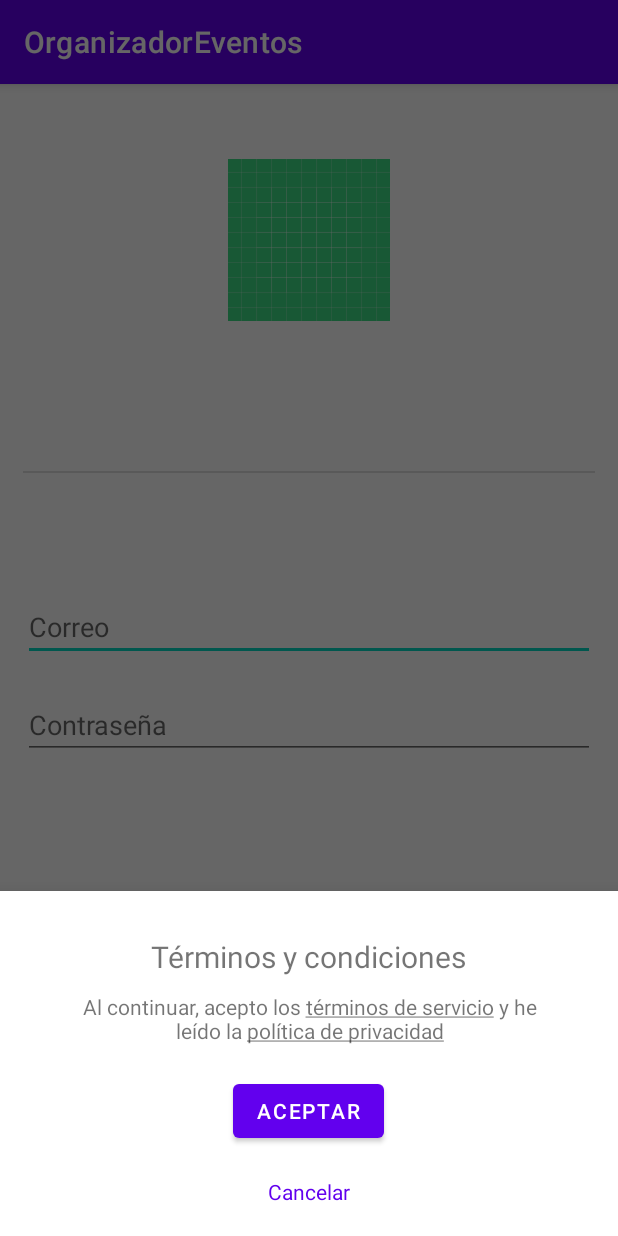
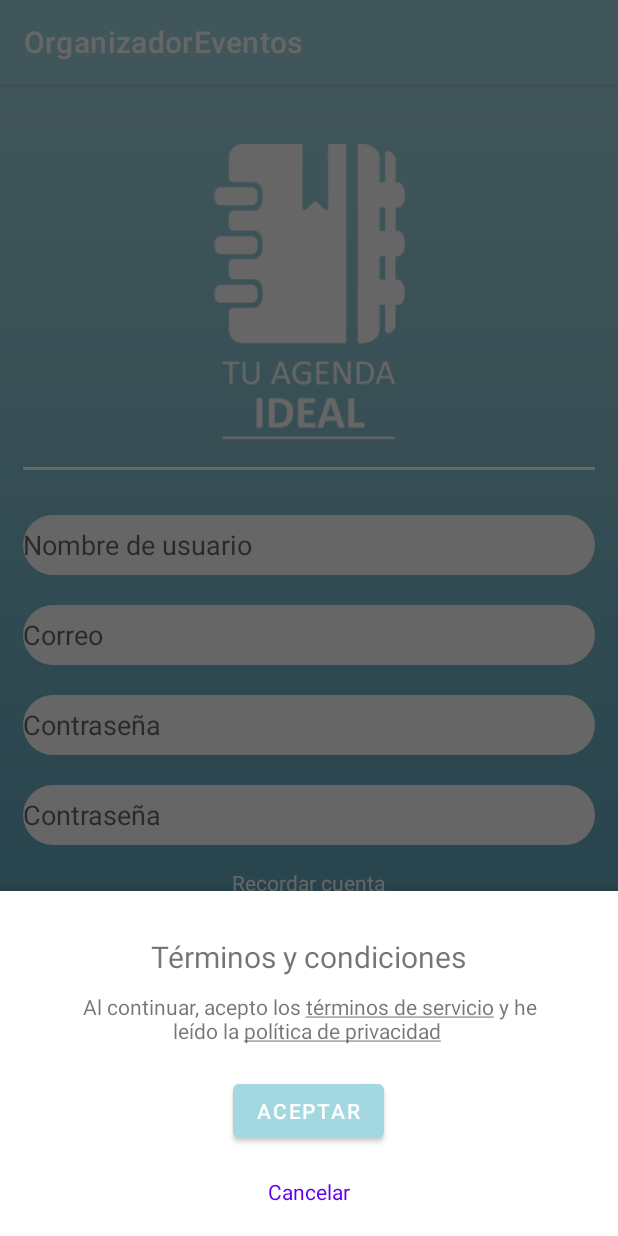
Before and after one commit to AbrahamGM1/OrganizadorEventos, an Android app: the RegistroActivity screen opened directly, with no data from a screen before it, after a tap on "REGISTRARSE", on a phone screen of 412 x 824 dp. Run offline under Robolectric (Android 15) with nearby library versions, the phone set to English and light mode, and no system bars.

Commit message:
Implementation of the first 5 screens

```diff
--- a/app/src/main/java/gomez/abraham/organizadoreventos/RegistroActivity.kt
+++ b/app/src/main/java/gomez/abraham/organizadoreventos/RegistroActivity.kt
@@ -19,7 +19,7 @@ class RegistroActivity : AppCompatActivity() {
         val email: EditText = findViewById(R.id.email)
         val password: EditText = findViewById(R.id.password)
         val btnRegister: Button = findViewById(R.id.sign_up_button)
-        val alreadyHaveAccount: TextView = findViewById(R.id.already_have_account)
+        val alreadyHaveAccount: Button = findViewById(R.id.sign_in_button)
 
         //Set event listeners
         btnRegister.setOnClickListener {
--- /dev/null
+++ b/app/src/main/res/drawable/background_gradient.xml
@@ -0,0 +1,9 @@
+<?xml version="1.0" encoding="utf-8"?>
+<shape xmlns:android="http://schemas.android.com/apk/res/android"
+       android:shape="rectangle">
+    <gradient
+        android:startColor="@color/color_primary_dark"
+        android:endColor="@color/color_primary_light"
+        android:angle="90"
+    />
+</shape>
--- /dev/null
+++ b/app/src/main/res/drawable/rounded_border.xml
@@ -0,0 +1,6 @@
+<?xml version="1.0" encoding="utf-8"?>
+<shape xmlns:android="http://schemas.android.com/apk/res/android"
+       android:shape="rectangle">
+    <solid android:color="@color/white"/>
+    <corners android:radius="50dp"/>
+</shape>
--- a/app/src/main/res/layout/activity_main.xml
+++ b/app/src/main/res/layout/activity_main.xml
@@ -7,6 +7,7 @@
     android:layout_width="match_parent"
     android:layout_height="match_parent"
     android:orientation="vertical"
+    android:background="@drawable/background_gradient"
     tools:context=".MainActivity"
 >
 
@@ -15,7 +16,7 @@
         android:layout_height="wrap_content"
         android:layout_gravity="center"
         android:layout_weight="1"
-        android:src="@drawable/ic_launcher_background"
+        android:src="@drawable/logo"
     />
 
 </LinearLayout>
--- a/app/src/main/res/layout/activity_registro.xml
+++ b/app/src/main/res/layout/activity_registro.xml
@@ -6,56 +6,81 @@
     android:layout_width="match_parent"
     android:layout_height="match_parent"
     android:orientation="vertical"
+    android:background="@drawable/background_gradient"
     tools:context=".RegistroActivity"
 >
 
     <!-- Register form with a button and a link to the login activity -->
     <ImageView
-        android:layout_width="wrap_content"
-        android:layout_height="wrap_content"
+        android:layout_width="200dp"
+        android:layout_height="200dp"
         android:layout_gravity="center"
-        android:layout_marginTop="50dp"
-        android:src="@drawable/ic_launcher_background"
+        android:layout_marginTop="40dp"
+        android:src="@drawable/logo"
     />
     <View
         android:id="@+id/divider"
         android:layout_width="match_parent"
-        android:layout_height="1dp"
+        android:layout_height="2dp"
         android:layout_marginHorizontal="15dp"
-        android:layout_marginTop="100dp"
-        android:background="?android:attr/listDivider"
+        android:layout_marginTop="15dp"
+        android:background="@color/white"
+    />
+        <EditText
+            android:id="@+id/username"
+            android:layout_width="match_parent"
+            android:layout_height="40dp"
+            android:layout_marginHorizontal="15dp"
+            android:layout_marginTop="30dp"
+            android:background="@drawable/rounded_border"
+            android:hint="@string/username"
+            android:inputType="textEmailAddress"
         />
         <EditText
             android:id="@+id/email"
             android:layout_width="match_parent"
-            android:layout_height="wrap_content"
+            android:layout_height="40dp"
             android:layout_marginHorizontal="15dp"
-            android:layout_marginTop="80dp"
+            android:layout_marginTop="20dp"
+            android:background="@drawable/rounded_border"
             android:hint="@string/email"
             android:inputType="textEmailAddress"
         />
         <EditText
             android:id="@+id/password"
             android:layout_width="match_parent"
-            android:layout_height="wrap_content"
+            android:layout_height="40dp"
             android:layout_marginHorizontal="15dp"
             android:layout_marginTop="20dp"
+            android:background="@drawable/rounded_border"
             android:hint="@string/password"
             android:inputType="textPassword"
         />
-    <View
+        <EditText
+            android:id="@+id/confirm_password"
             android:layout_width="match_parent"
-        android:layout_height="1dp"
+            android:layout_height="40dp"
             android:layout_marginHorizontal="15dp"
-        android:layout_marginTop="90dp"
-        android:background="?android:attr/listDivider"
+            android:layout_marginTop="20dp"
+            android:background="@drawable/rounded_border"
+            android:hint="@string/password"
+            android:inputType="textPassword"
+        />
+        <TextView
+                android:id="@+id/remember_me"
+                android:layout_width="wrap_content"
+                android:layout_height="wrap_content"
+                android:layout_gravity="center"
+                android:layout_marginTop="15dp"
+                android:text="@string/remember_me"
+                android:textColor="@color/white"
         />
     <View
             android:layout_width="match_parent"
-        android:layout_height="1dp"
-        android:layout_marginHorizontal="55dp"
+            android:layout_height="2dp"
+            android:layout_marginHorizontal="15dp"
             android:layout_marginTop="10dp"
-        android:background="?android:attr/listDivider"
+            android:background="@color/white"
     />
     <Button
         android:id="@+id/sign_up_button"
@@ -65,16 +90,17 @@
         android:layout_marginTop="20dp"
         android:text="@string/register"
         android:textColor="@android:color/white"
+        android:background="@drawable/rounded_border"
     />
-    <TextView
-        android:id="@+id/already_have_account"
+    <Button
+            android:id="@+id/sign_in_button"
             android:layout_width="match_parent"
             android:layout_height="wrap_content"
-        android:layout_marginHorizontal="15dp"
+            android:layout_marginHorizontal="35dp"
             android:layout_marginTop="20dp"
-        android:gravity="center"
-        android:text="@string/already_have_account"
-        android:textColor="@android:color/holo_blue_dark"
+            android:text="@string/login"
+            android:textColor="@android:color/white"
+            android:background="@drawable/rounded_border"
     />
 
 </LinearLayout>
--- a/app/src/main/res/values/colors.xml
+++ b/app/src/main/res/values/colors.xml
@@ -8,4 +8,14 @@
     <color name="black">#FF000000</color>
     <color name="white">#FFFFFFFF</color>
     <color name="colorPrimary">#FF6200EE</color>
+
+    <!-- App colors -->
+    <color name="color_primary_dark">#4A98B5</color>
+    <color name="color_primary">#64BACE</color>
+    <color name="color_primary_light">#A4D8E1</color>
+
+    <!-- Text color -->
+    <color name="color_text_primary">#4F5D67</color>
+    <color name="color_text_secondary">#1B3C5B</color>
+
 </resources>
--- a/app/src/main/res/values/strings.xml
+++ b/app/src/main/res/values/strings.xml
@@ -2,19 +2,36 @@
     <string name="app_name">OrganizadorEventos</string>
 
     <!-- Login & Register -->
-    <string name="email">Correo</string>
+    <string name="username">Nombre de usuario</string>
     <string name="password">Contraseña</string>
+
     <!-- Login -->
     <string name="login">Entrar</string>
-    <string name="dont_have_account">¿No tienes una cuenta? <b>Registrarse</b></string>
+    <string name="dont_have_account">¿No tienes una cuenta?
+        <b>Registrarse</b>
+    </string>
     <string name="forgot_password">¿Has olvidado la contraseña?</string>
+    <string name="remember_me">Recordar cuenta</string>
     <!-- Register -->
     <string name="register">Registrarse</string>
-    <string name="already_have_account">¿Ya tienes una cuenta? <b>Entrar</b></string>
+    <string name="already_have_account">¿Ya tienes una cuenta?
+        <b>Entrar</b>
+    </string>
+    <string name="email">Correo</string>
+    <string name="repeat_password">Repetir contraseña</string>
     <!-- Term and conditions -->
     <string name="tnc_title">Términos y condiciones</string>
-    <string name="terms_and_conditions">Al continuar, acepto los <u>términos de servicio</u> y he leído la <u>política de privacidad</u></string>
-
+    <string name="terms_and_conditions">Al continuar, acepto los <u>términos de servicio</u> y he leído la
+        <u>política de privacidad</u>
+    </string>
+    <!-- Forgot password -->
+    <string name="forgot_password_description">¡No te preocupes, te enviaremos un código a tu correo para que puedas
+        restablecer tu contraseña!
+    </string>
+    <string name="send_code">Enviar código</string>
+    <!-- Reset password -->
+    <string name="new_password">Nueva contraseña</string>
+    <string name="reset_password">Restablecer contraseña</string>
     <!-- general -->
     <string name="accept">Aceptar</string>
     <string name="cancel">Cancelar</string>
--- a/app/src/main/res/values/themes.xml
+++ b/app/src/main/res/values/themes.xml
@@ -2,8 +2,8 @@
     <!-- Base application theme. -->
     <style name="Theme.OrganizadorEventos" parent="Theme.MaterialComponents.DayNight.DarkActionBar">
         <!-- Primary brand color. -->
-        <item name="colorPrimary">@color/purple_500</item>
-        <item name="colorPrimaryVariant">@color/purple_700</item>
+        <item name="colorPrimary">@color/color_primary_light</item>
+        <item name="colorPrimaryVariant">@color/color_primary_dark</item>
         <item name="colorOnPrimary">@color/white</item>
         <!-- Secondary brand color. -->
         <item name="colorSecondary">@color/teal_200</item>
```
Also changed, not shown: app/src/main/AndroidManifest.xml (+19 -8 lines), app/src/main/java/gomez/abraham/organizadoreventos/CambiarClaveActivity.kt (added, +28 -0 lines), app/src/main/java/gomez/abraham/organizadoreventos/InicioSesionActivity.kt (+7 -1 lines), app/src/main/java/gomez/abraham/organizadoreventos/RecuperarClaveActivity.kt (added, +27 -0 lines), app/src/main/res/layout/activity_cambiar_clave.xml (added, +67 -0 lines), app/src/main/res/layout/activity_inicio_sesion.xml (+43 -34 lines), app/src/main/res/layout/activity_recuperar_clave.xml (added, +67 -0 lines), app/src/main/res/drawable/logo.png (added). Lines whose indentation alone changed are shown as unchanged.
